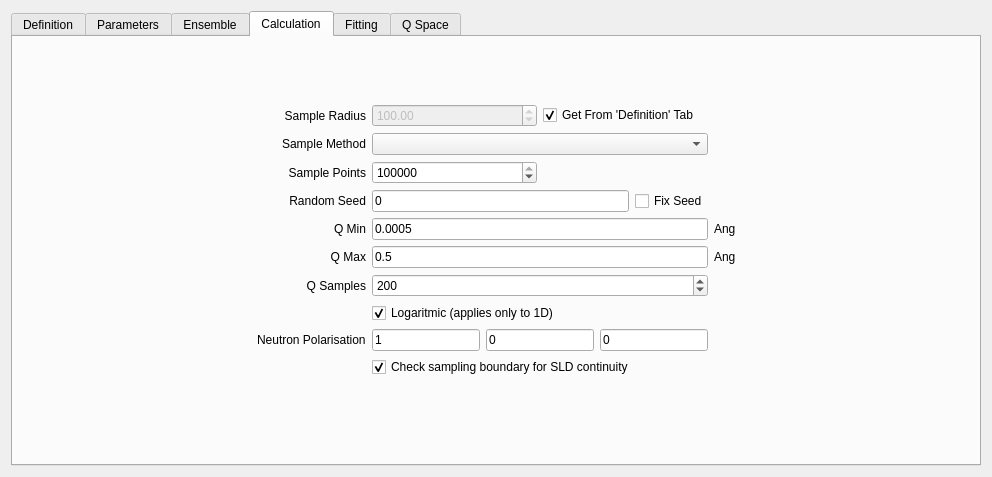
This is src/sas/qtgui/Perspectives/ParticleEditor/UI/DesignWindowUI.ui in SasView/sasview as Qt 5 draws it before an edit. The edited form follows.
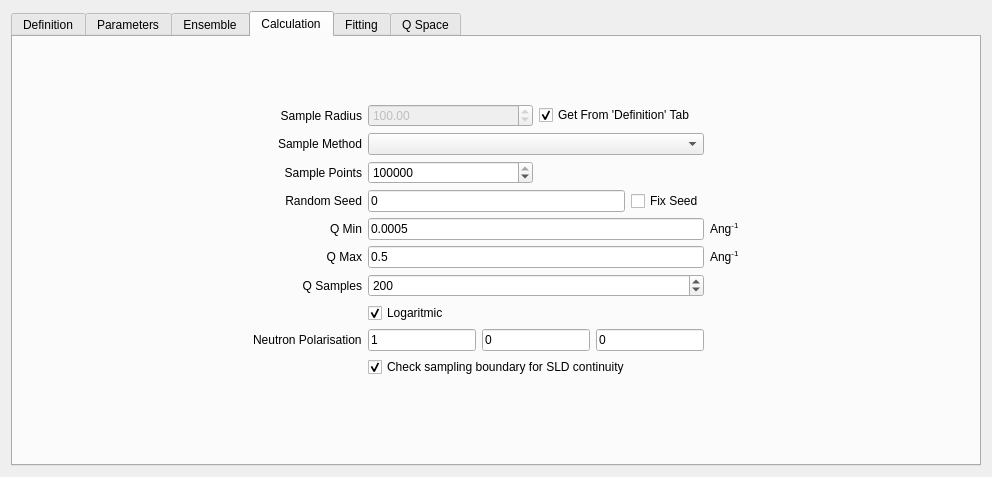
This is the edited form. The open tabs and pages were chosen to show the change.

```diff
--- a/src/sas/qtgui/Perspectives/ParticleEditor/UI/DesignWindowUI.ui
+++ b/src/sas/qtgui/Perspectives/ParticleEditor/UI/DesignWindowUI.ui
@@ -209,7 +209,7 @@
                <item row="8" column="3">
                 <widget class="QLabel" name="label_10">
                  <property name="text">
-                  <string>Ang</string>
+                  <string>Ang&lt;sup&gt;-1&lt;/sup&gt;</string>
                  </property>
                 </widget>
                </item>
@@ -232,7 +232,7 @@
                <item row="10" column="2">
                 <widget class="QCheckBox" name="useLogQ">
                  <property name="text">
-                  <string>Logaritmic (applies only to 1D)</string>
+                  <string>Logaritmic</string>
                  </property>
                  <property name="checked">
                   <bool>true</bool>
@@ -436,7 +436,7 @@
                <item row="7" column="3">
                 <widget class="QLabel" name="label_9">
                  <property name="text">
-                  <string>Ang</string>
+                  <string>Ang&lt;sup&gt;-1&lt;/sup&gt;</string>
                  </property>
                 </widget>
                </item>
```
Left out of the diff: 2 changed lines with no effect on the pictures.
